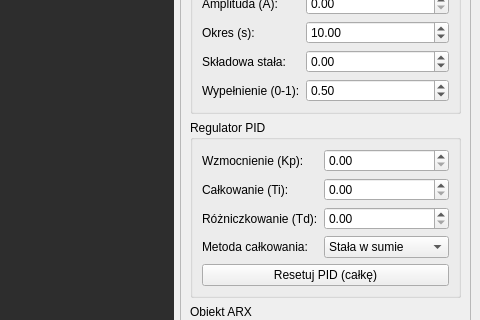
pawnag/UAR, file W_PREZENTACJI/mainwindow.ui: the form before one commit; both pictures show x 720 to 1200 and y 216 to 536 of the 1200 by 700 pixel window.
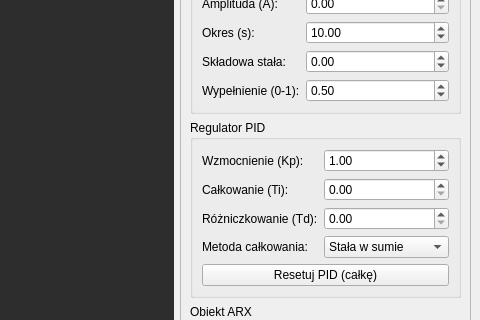
The form after the commit.

Patch:
```diff
--- a/W_PREZENTACJI/mainwindow.ui
+++ b/W_PREZENTACJI/mainwindow.ui
@@ -254,6 +254,9 @@
              <property name="singleStep">
               <double>0.100000000000000</double>
              </property>
+             <property name="value">
+              <double>1.000000000000000</double>
+             </property>
             </widget>
            </item>
            <item row="1" column="0">
```
